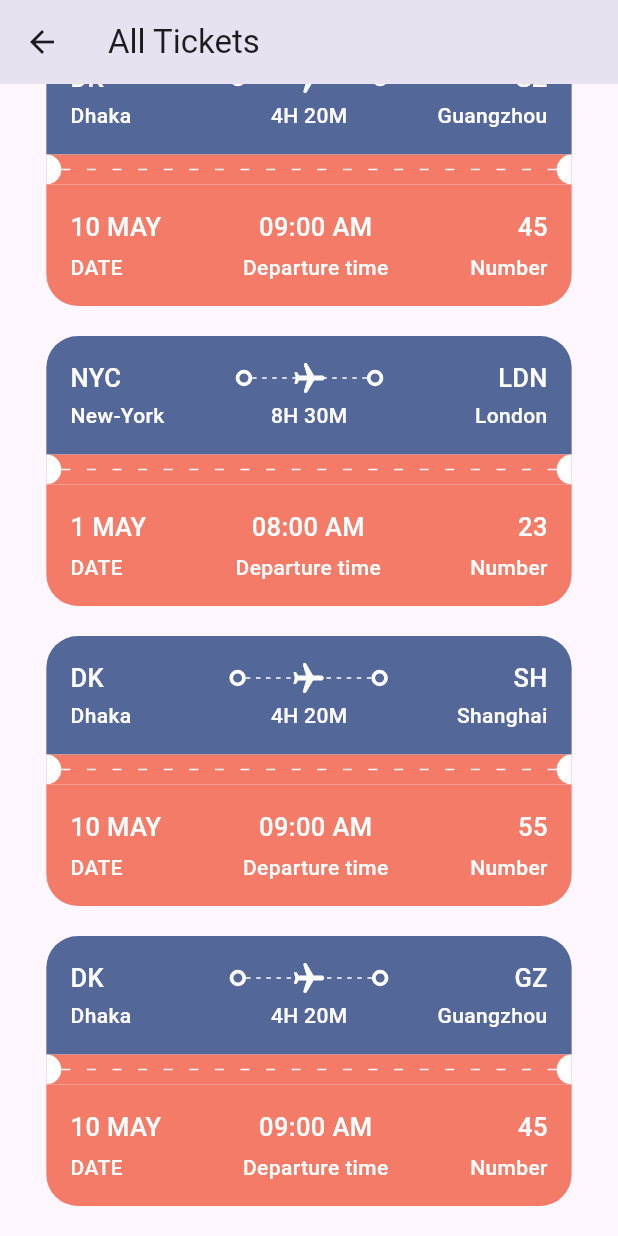
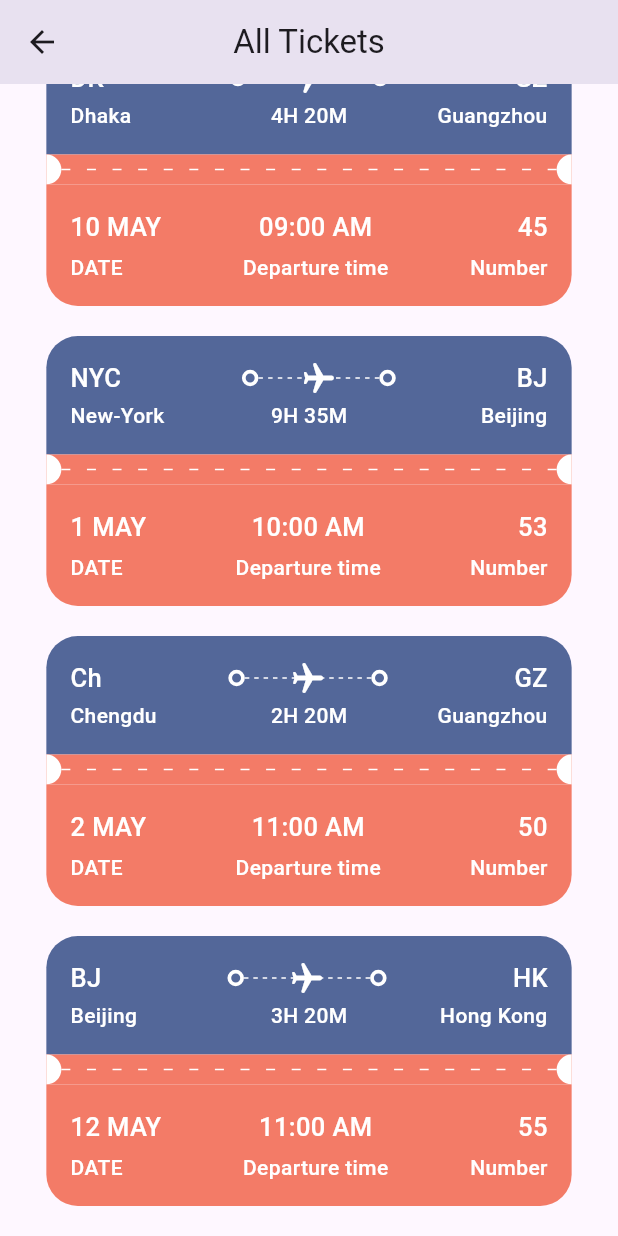
Before and after one commit to Bolutife-6978/Ticket_App, a Flutter app: the AllTickets screen opened by its route, scrolled down 432 dp, on a phone screen of 412 x 824 dp. Run offline on Flutter 3.47's test engine with Material 3 defaults, Android fonts, the phone set to English and light mode, and no system bars; our stand-ins replace barcode_widget, fluentui_icons.

Commit message:
Ticket optimization and Hotel creation

```diff
--- a/lib/base/utils/app_json.dart
+++ b/lib/base/utils/app_json.dart
@@ -47,41 +47,41 @@ List<Map<String, dynamic>> ticketList = [
       'name':"New-York"
     },
     'to': {
-      'code':"LDN",
-      'name':"London"
+      'code':"BJ",
+      'name':"Beijing"
     },
-    'flying_time': '8H 30M',
+    'flying_time': '9H 35M',
     'date': "1 MAY",
-    'departure_time':"08:00 AM",
-    "number":23
+    'departure_time':"10:00 AM",
+    "number":53
   },
   {
     'from': {
-      'code':"DK",
-      'name':"Dhaka"
-    },
-    'to': {
-      'code':"SH",
-      'name':"Shanghai"
-    },
-    'flying_time': '4H 20M',
-    'date': "10 MAY",
-    'departure_time':"09:00 AM",
-    "number":55
-  },
-  {
-    'from': {
-      'code':"DK",
-      'name':"Dhaka"
+      'code':"Ch",
+      'name':"Chengdu"
     },
     'to': {
       'code':"GZ",
       'name':"Guangzhou"
     },
-    'flying_time': '4H 20M',
-    'date': "10 MAY",
-    'departure_time':"09:00 AM",
-    "number":45
+    'flying_time': '2H 20M',
+    'date': "2 MAY",
+    'departure_time':"11:00 AM",
+    "number":50
+  },
+  {
+    'from': {
+      'code':"BJ",
+      'name':"Beijing"
+    },
+    'to': {
+      'code':"HK",
+      'name':"Hong Kong"
+    },
+    'flying_time': '3H 20M',
+    'date': "12 MAY",
+    'departure_time':"11:00 AM",
+    "number":55
   },
 ];
 
@@ -104,4 +104,10 @@ List<Map<String, dynamic>> hotelList = [
     'destination': 'Dubai',
     'price': 68
   },
+  {
+    'image': 'hotel_room_1.png',
+    'place': 'Best hotel',
+    'destination': 'UAE',
+    'price': 78
+  },
 ];
--- a/lib/screens/home/all_tickets.dart
+++ b/lib/screens/home/all_tickets.dart
@@ -1,5 +1,6 @@
 import 'package:flutter/material.dart';
 import 'package:ticket_app/base/utils/app_json.dart';
+import 'package:ticket_app/base/utils/app_routes.dart';
 import 'package:ticket_app/base/widgets/ticket_view.dart';
 
 class AllTickets extends StatelessWidget {
@@ -9,6 +10,7 @@ class AllTickets extends StatelessWidget {
   Widget build(BuildContext context) {
     return Scaffold(
       appBar: AppBar(
+        centerTitle: true,
         title: const Text("All Tickets"),
       ),
       body: ListView(
@@ -17,9 +19,19 @@ class AllTickets extends StatelessWidget {
             scrollDirection: Axis.vertical,
             child: Column(
               children: ticketList
-                  .map((singleTicket) => Container(
-                      margin: const EdgeInsets.only(bottom: 20),
-                      child: TicketView(ticket: singleTicket,wholeScreen: true,)))
+                  .map((singleTicket) => GestureDetector(
+                        onTap: () {
+                          var index = ticketList.indexOf(singleTicket);
+                          Navigator.pushNamed(context, AppRoutes.ticketScreen,
+                              arguments: {"index": index});
+                        },
+                        child: Container(
+                            margin: const EdgeInsets.only(bottom: 20),
+                            child: TicketView(
+                              ticket: singleTicket,
+                              wholeScreen: true,
+                            )),
+                      ))
                   .toList(),
             ),
           )
--- a/lib/screens/home/home_screen.dart
+++ b/lib/screens/home/home_screen.dart
@@ -100,7 +100,7 @@ class HomeScreen extends StatelessWidget {
                 AppDoubleText(
                   bigText: 'Hotels',
                   smallText: 'View all',
-                  func: ()  {},
+                  func: () => Navigator.pushNamed(context, AppRoutes.allHotels),
                 ),
                 const SizedBox(
                   height: 20,
```
Also changed, not shown: lib/main.dart (+9 -1 lines), lib/screens/home/all_hotels.dart (added, +98 -0 lines), lib/screens/hotel_detail.dart (added, +66 -0 lines), lib/screens/search/widgets/ticket_position.dart (added, +29 -0 lines), lib/screens/ticket/ticket_screen.dart (+41 -13 lines).
